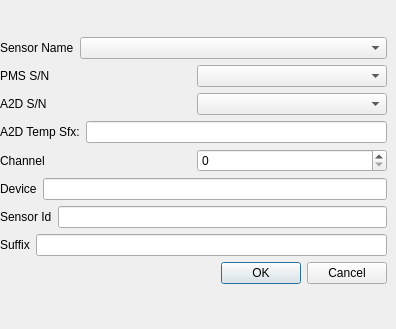
NCAR/aircraft_config_edit, file AddSensorComboDialog.ui: the form before one commit.
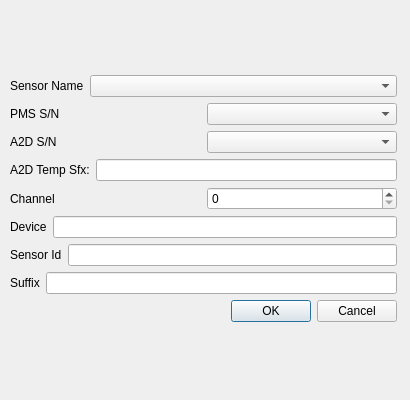
The form after the commit.

Commit message:
Run all the .ui files through designer for cleanup.
A couple derecated items removed.
Geometry adjustments.

Patch:
```diff
--- a/AddSensorComboDialog.ui
+++ b/AddSensorComboDialog.ui
@@ -6,8 +6,8 @@
    <rect>
     <x>0</x>
     <y>0</y>
-    <width>396</width>
-    <height>329</height>
+    <width>410</width>
+    <height>400</height>
    </rect>
   </property>
   <property name="sizePolicy">
@@ -22,10 +22,10 @@
   <widget class="QWidget" name="layoutWidget">
    <property name="geometry">
     <rect>
-     <x>0</x>
-     <y>0</y>
+     <x>10</x>
+     <y>10</y>
      <width>387</width>
-     <height>321</height>
+     <height>376</height>
     </rect>
    </property>
    <layout class="QVBoxLayout" name="verticalLayout">
```
The commit also changes 4 other files.
